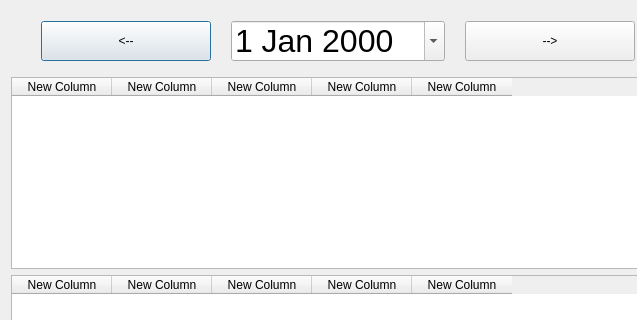
Before: the Qt Designer form masraf.ui in nerdogan/nenra, drawn with Qt 5; both pictures show x 0 to 637 and y 0 to 320 of the 802 by 792 pixel window.
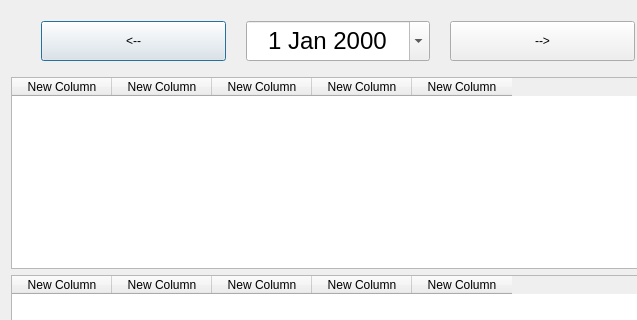
After: the same form once the commit is applied.

Diff of the .ui file:
```diff
--- a/masraf.ui
+++ b/masraf.ui
@@ -48,6 +48,12 @@
        </item>
        <item>
         <widget class="QDateEdit" name="dateEdit">
+            <property name="sizePolicy">
+                <sizepolicy hsizetype="Minimum" vsizetype="Minimum">
+                    <horstretch>0</horstretch>
+                    <verstretch>0</verstretch>
+                </sizepolicy>
+            </property>
          <property name="minimumSize">
           <size>
            <width>0</width>
@@ -56,12 +62,18 @@
          </property>
          <property name="font">
           <font>
-           <pointsize>24</pointsize>
+                    <pointsize>18</pointsize>
           </font>
          </property>
          <property name="focusPolicy">
           <enum>Qt::NoFocus</enum>
          </property>
+            <property name="wrapping">
+                <bool>false</bool>
+            </property>
+            <property name="alignment">
+                <set>Qt::AlignCenter</set>
+            </property>
          <property name="calendarPopup">
           <bool>true</bool>
          </property>
```
Lines whose indentation alone changed are shown as unchanged.
